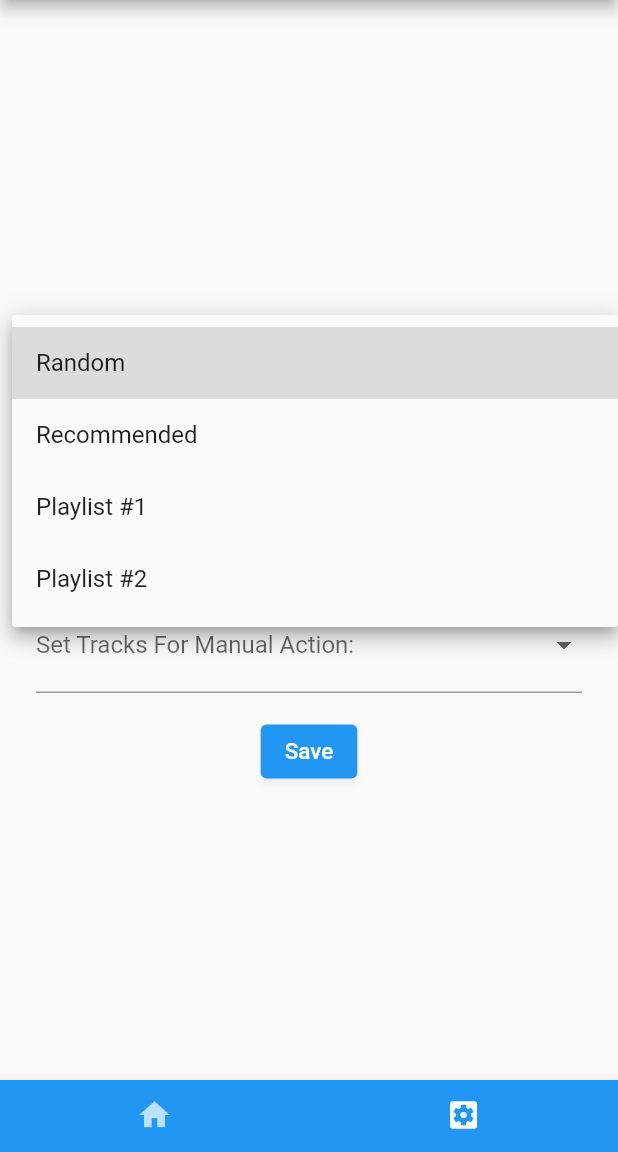
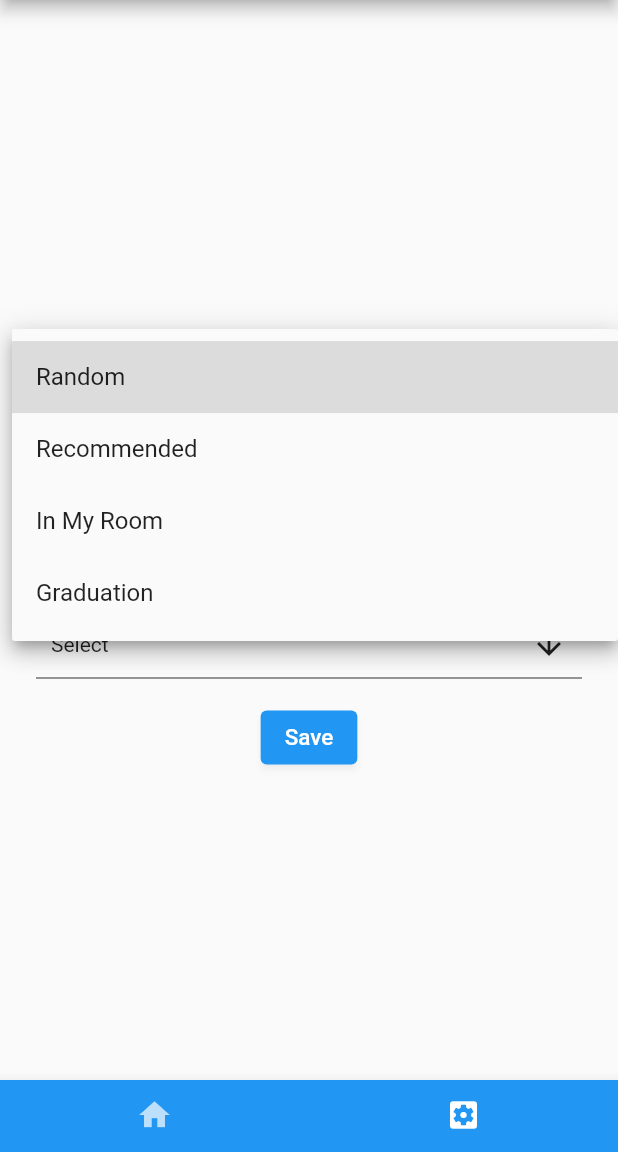
Before and after one commit to OmriLevy888/song-tinder, a Flutter app: the screen it shows after launch, tab 2 chosen, after a tap on "Source Tracks From:", on a phone screen of 412 x 824 dp, the part 84-1236 px from its top. Run offline on Flutter 3.47's test engine with Material 2 defaults, Android fonts, the phone set to English and light mode, and no system bars; drawn by our look-alikes of multi_select_flutter; our stand-ins replace palette_generator, swipe_cards; network calls fail.

Commit message:
[#21] Connect config page with SongProviderConfig

```diff
--- a/lib/conf_page/conf_page_widget.dart
+++ b/lib/conf_page/conf_page_widget.dart
@@ -1,54 +1,91 @@
 import 'package:flutter/material.dart';
+import 'package:song_tinder/home_page/song_provider.dart';
+import 'package:song_tinder/models/models.dart';
+import 'package:multi_select_flutter/multi_select_flutter.dart';
 
 class ConfPageWidget extends StatefulWidget {
-  const ConfPageWidget({Key? key}) : super(key: key);
+  ConfPageWidget({Key? key, required this.songProvider}) : super(key: key);
+
+  late SongProvider songProvider;
 
   @override
   State<ConfPageWidget> createState() => _ConfPageWidgetState();
 }
 
 class _ConfPageWidgetState extends State<ConfPageWidget> {
-  final List<String> sourceFromPlaylist = [
-    'Random',
-    'Recommended',
-    'Playlist #1',
-    'Playlist #2'
-  ];
-  final List<String> sendToPlaylist = ['Playlist #1', 'Playlist #2'];
-  final List<String> manualSendToPlaylists = ['Playlist #1', 'Playlist #2'];
+  late List<PlaylistModel> _availablePlaylists;
+  late List<PlaylistModel> _additionalSourceOptions;
+
+  late PlaylistModel _sourcePlaylist;
+  late PlaylistModel _destPlaylist;
+  late List<PlaylistModel>
+      _manualActionPlaylists; // needs to be a List<Playlist> and needs to change the input to select multiple playlists
 
   final GlobalKey<FormState> _formKey = GlobalKey<FormState>();
+
+  @override
+  void initState() {
+    _availablePlaylists = widget.songProvider.listPlaylists();
+
+    List<SongModel> randomSongs = <SongModel>[];
+    for (var i = 0; i < 8; i++) {
+      randomSongs.add(widget.songProvider.poll());
+    }
+    _additionalSourceOptions = [
+      PlaylistModel(name: 'Random', songs: randomSongs),
+      PlaylistModel(name: 'Recommended', songs: randomSongs)
+    ];
+
+    super.initState();
+  }
 
   Widget _buildSourceFromField() {
     return DropdownButtonFormField(
       decoration: const InputDecoration(labelText: 'Source Tracks From:'),
-      items: sourceFromPlaylist.map((String value) {
-        return DropdownMenuItem(value: value, child: Text(value));
+      items: (_additionalSourceOptions + _availablePlaylists)
+          .map((PlaylistModel value) {
+        return DropdownMenuItem(value: value, child: Text(value.name));
       }).toList(),
-      onChanged: (newValue) =>
-          print('Source Playlist was changed to $newValue'),
+      validator: (value) {
+        if (value == null) {
+          return 'This field is required';
+        }
+        return null;
+      },
+      onChanged: (newValue) {
+        _sourcePlaylist = newValue as PlaylistModel;},
     );
   }
 
   Widget _buildSendToField() {
     return DropdownButtonFormField(
       decoration: const InputDecoration(labelText: 'Send Liked Tracks To:'),
-      items: sendToPlaylist.map((String value) {
-        return DropdownMenuItem(value: value, child: Text(value));
+      items: _availablePlaylists.map((PlaylistModel value) {
+        return DropdownMenuItem(value: value, child: Text(value.name));
       }).toList(),
-      onChanged: (newValue) =>
-          print('Destination Playlist was changed to $newValue'),
+      validator: (value) {
+        if (value == null) {
+          return 'This field is required';
+        }
+        return null;
+      },
+      onChanged: (newValue) => _destPlaylist = newValue as PlaylistModel,
     );
   }
 
   Widget _buildManualSendField() {
-    return DropdownButtonFormField(
-      decoration:
-          const InputDecoration(labelText: 'Set Tracks For Manual Action:'),
-      items: manualSendToPlaylists.map((String value) {
-        return DropdownMenuItem(value: value, child: Text(value));
+    return MultiSelectDialogField(
+      items: _availablePlaylists.map((PlaylistModel value) {
+        return MultiSelectItem(value, value.name);
       }).toList(),
-      onChanged: (newValue) => print('Manual Action was changed to $newValue'),
+      validator: (value) {
+        if (value == null) {
+          return 'This field is required';
+        }
+        return null;
+      },
+      onConfirm: (newValues) =>
+          _manualActionPlaylists = newValues as List<PlaylistModel>,
     );
   }
 
@@ -72,8 +109,15 @@ class _ConfPageWidgetState extends State<ConfPageWidget> {
                       child: _buildManualSendField()),
                   ElevatedButton(
                       child: const Text('Save', style: TextStyle(fontSize: 15)),
-                      onPressed: () =>
-                          print('Save configurations button was pressed')),
+                      onPressed: () {
+                        if (_formKey.currentState!.validate()) {
+                          widget.songProvider.config.source = _sourcePlaylist;
+                          widget.songProvider.config.destination = _destPlaylist;
+                          widget.songProvider.config.manualDestinations = _manualActionPlaylists;
+                          _formKey.currentState?.save();
+                          print('Configurations were saved to SongProvider successfully');
+                        }
+                      }),
                 ])));
   }
 }
--- a/lib/home_page/dummy_music_service.dart
+++ b/lib/home_page/dummy_music_service.dart
@@ -5,7 +5,7 @@ import 'package:song_tinder/models/models.dart';
 
 class DummyMusicService extends MusicServiceInterface {
   final _random = Random(DateTime.now().microsecond);
-  final _dummyData = const [
+  final _dummySongData = const [
     SongModel(
         name: 'Spaceship',
         album: 'The College Dropout',
@@ -43,6 +43,23 @@ class DummyMusicService extends MusicServiceInterface {
             'https://m.media-amazon.com/images/I/71pxGj4RoVS._AC_SL1200_.jpg'),
   ];
 
+  final List<PlaylistModel> _dummyPlaylistData = [
+    const PlaylistModel(name: 'In My Room', songs: [SongModel(
+        name: 'In My Room',
+        album: 'In My Room',
+        artist: 'Frank Ocean',
+        releaseYear: 2019,
+        coverImgUrl:
+            'https://images.squarespace-cdn.com/content/597febe6725e2529bad5fc50/1572710251369-UWUQIK1E0MRQG2TZO9TG/?format=1500w&content-type=image%2Fjpeg')]),
+    const PlaylistModel(name: 'Graduation', songs: [SongModel(
+        name: 'Homecoming',
+        album: 'Graduation',
+        artist: 'Kanye West',
+        releaseYear: 2007,
+        coverImgUrl:
+            'https://m.media-amazon.com/images/I/71pxGj4RoVS._AC_SL1200_.jpg')])
+  ];
+
   @override
   ArtistModel fetchArtist(String name) {
     return const ArtistModel(name: 'TODO', albums: []);
@@ -55,7 +72,7 @@ class DummyMusicService extends MusicServiceInterface {
 
   @override
   SongModel fetchSong(String name) {
-    return _dummyData.where((element) => element.name == name).first;
+    return _dummySongData.where((element) => element.name == name).first;
   }
 
   @override
@@ -63,8 +80,12 @@ class DummyMusicService extends MusicServiceInterface {
     return const PlaylistModel(name: 'TODO', songs: []);
   }
 
+  List<PlaylistModel> listPlaylists() {
+    return _dummyPlaylistData;
+  }
+
   @override
   SongModel fetchRandom() {
-    return _dummyData[_random.nextInt(_dummyData.length * 100) % _dummyData.length];
+    return _dummySongData[_random.nextInt(_dummySongData.length * 100) % _dummySongData.length];
   }
 }
--- a/lib/home_page/home_page_widget.dart
+++ b/lib/home_page/home_page_widget.dart
@@ -1,10 +1,11 @@
 import 'package:flutter/material.dart';
+import 'package:song_tinder/home_page/song_provider.dart';
 import 'package:song_tinder/widgets/widgets.dart';
 
 class HomePageWidget extends StatefulWidget {
-  const HomePageWidget({Key? key, required this.title}) : super(key: key);
+  HomePageWidget({Key? key, required this.songProvider}) : super(key: key);
 
-  final String title;
+  late SongProvider songProvider;
 
   @override
   State<HomePageWidget> createState() => _HomePageWidgetState();
@@ -15,7 +16,7 @@ class _HomePageWidgetState extends State<HomePageWidget> {
 
   @override
   void initState() {
-    _swipeCards = HomePageSwipeCards();
+    _swipeCards = HomePageSwipeCards(songProvider: widget.songProvider);
 
     super.initState();
   }
--- a/lib/home_page/music_service_interface.dart
+++ b/lib/home_page/music_service_interface.dart
@@ -5,5 +5,6 @@ abstract class MusicServiceInterface {
   AlbumModel fetchAlbum(String name);
   SongModel fetchSong(String name);
   PlaylistModel fetchPlaylist(String name);
+  List<PlaylistModel> listPlaylists();
   SongModel fetchRandom();
 }
--- a/lib/home_page/song_provider.dart
+++ b/lib/home_page/song_provider.dart
@@ -2,9 +2,11 @@ import 'package:song_tinder/home_page/music_service_interface.dart';
 import 'package:song_tinder/models/models.dart';
 
 class SongProviderConfig {
-  SongProviderConfig({required this.source});
+  SongProviderConfig({this.source, this.destination, this.manualDestinations});
 
-  String source;
+  PlaylistModel? source;
+  PlaylistModel? destination;
+  List<PlaylistModel>? manualDestinations;
 }
 
 class SongProvider {
@@ -16,4 +18,8 @@ class SongProvider {
   SongModel poll() {
     return musicService.fetchRandom();
   }
+
+  List<PlaylistModel> listPlaylists() {
+    return musicService.listPlaylists();
+  }
 }
--- a/lib/main.dart
+++ b/lib/main.dart
@@ -2,13 +2,22 @@ import 'package:flutter/material.dart';
 import 'package:song_tinder/home_page/home_page_widget.dart';
 import 'package:song_tinder/conf_page/conf_page_widget.dart';
 import 'package:song_tinder/settings_page/settings_page_widget.dart';
+import 'package:song_tinder/home_page/song_provider.dart';
+import 'package:song_tinder/home_page/dummy_music_service.dart';
 
 void main() {
-  runApp(const MyApp());
+  runApp(MyApp());
 }
 
 class MyApp extends StatelessWidget {
-  const MyApp({Key? key}) : super(key: key);
+  MyApp({Key? key}) : super(key: key);
+
+
+  // The SongProviderConfig should be updated from the value in the config page
+  final _songProvider = SongProvider(
+    config: SongProviderConfig(),
+    musicService: DummyMusicService(),
+  );
 
   @override
   Widget build(BuildContext context) {
@@ -33,11 +42,11 @@ class MyApp extends StatelessWidget {
                         Tab(icon: Icon(Icons.settings_applications))
                       ],
                     )),
-                body: const TabBarView(
+                body: TabBarView(
                   physics: NeverScrollableScrollPhysics(),
                   children: [
-                    HomePageWidget(title: "Song Tinder"),
-                    ConfPageWidget()
+                    HomePageWidget(songProvider: _songProvider),
+                    ConfPageWidget(songProvider: _songProvider)
                   ],
                 ))));
   }
--- a/pubspec.yaml
+++ b/pubspec.yaml
@@ -36,6 +36,7 @@ dependencies:
   cupertino_icons: ^1.0.2
   swipe_cards: ^1.0.0
   palette_generator: ^0.3.3
+  multi_select_flutter: ^4.1.2
 
 dev_dependencies:
   flutter_test:
```
Also changed, not shown: lib/widgets/home_page_swipe_cards.dart (+4 -9 lines), 1 other file.
